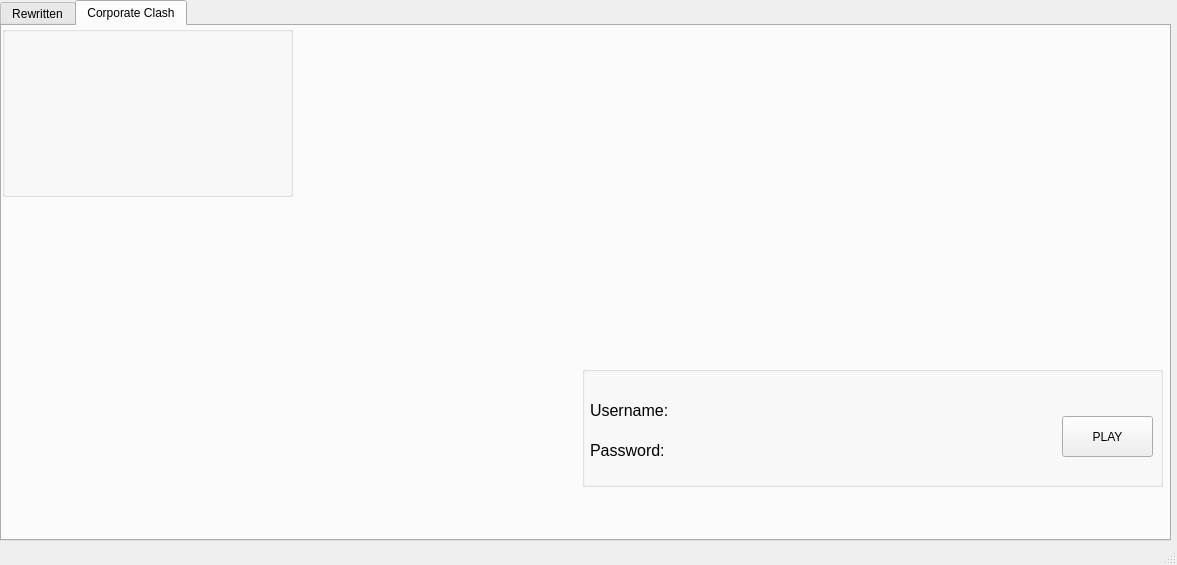
Qt form assets/tl.ui (2Epik4u/toon-launcher) before a commit.
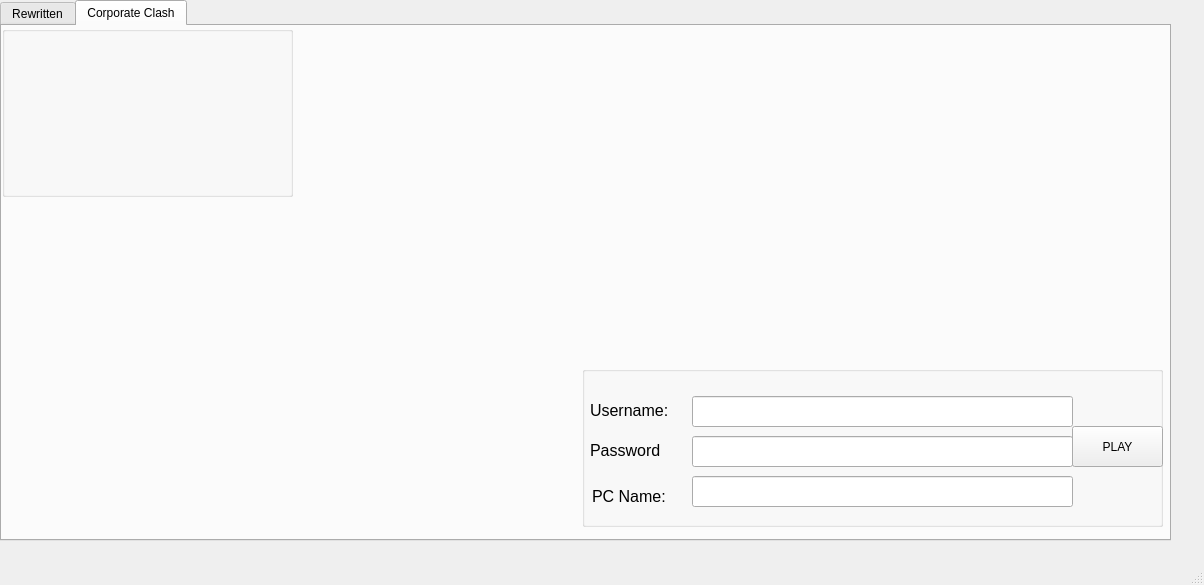
The same form after that commit. The open tabs and pages were chosen to show the change. Icons and pictures are not drawn.

Commit message: testing, doubt this will work

Patch:
```diff
--- a/assets/tl.ui
+++ b/assets/tl.ui
@@ -6,8 +6,8 @@
    <rect>
     <x>0</x>
     <y>0</y>
-    <width>1177</width>
-    <height>565</height>
+    <width>1204</width>
+    <height>585</height>
    </rect>
   </property>
   <property name="windowTitle">
@@ -171,7 +171,7 @@
         <x>580</x>
         <y>340</y>
         <width>581</width>
-        <height>121</height>
+        <height>161</height>
        </rect>
       </property>
       <property name="title">
@@ -180,8 +180,8 @@
       <widget class="QPushButton" name="pushButton_2">
        <property name="geometry">
         <rect>
-         <x>480</x>
-         <y>50</y>
+         <x>490</x>
+         <y>60</y>
          <width>91</width>
          <height>41</height>
         </rect>
@@ -190,6 +190,60 @@
         <string>PLAY</string>
        </property>
       </widget>
+      <widget class="QLineEdit" name="username_2">
+       <property name="geometry">
+        <rect>
+         <x>110</x>
+         <y>30</y>
+         <width>381</width>
+         <height>31</height>
+        </rect>
+       </property>
+      </widget>
+      <widget class="QLineEdit" name="password_2">
+       <property name="geometry">
+        <rect>
+         <x>110</x>
+         <y>70</y>
+         <width>381</width>
+         <height>31</height>
+        </rect>
+       </property>
+      </widget>
+      <widget class="QLineEdit" name="pcname">
+       <property name="geometry">
+        <rect>
+         <x>110</x>
+         <y>110</y>
+         <width>381</width>
+         <height>31</height>
+        </rect>
+       </property>
+      </widget>
+      <widget class="QLabel" name="label_9">
+       <property name="geometry">
+        <rect>
+         <x>10</x>
+         <y>120</y>
+         <width>81</width>
+         <height>21</height>
+        </rect>
+       </property>
+       <property name="baseSize">
+        <size>
+         <width>50</width>
+         <height>50</height>
+        </size>
+       </property>
+       <property name="font">
+        <font>
+         <pointsize>12</pointsize>
+        </font>
+       </property>
+       <property name="text">
+        <string>PC Name:</string>
+       </property>
+      </widget>
      </widget>
     </widget>
    </widget>
@@ -198,7 +252,7 @@
      <rect>
       <x>590</x>
       <y>440</y>
-      <width>91</width>
+      <width>71</width>
       <height>21</height>
      </rect>
     </property>
```
Left out of the diff: 6 changed lines with no effect on the pictures. The commit also changes 1 other file.
